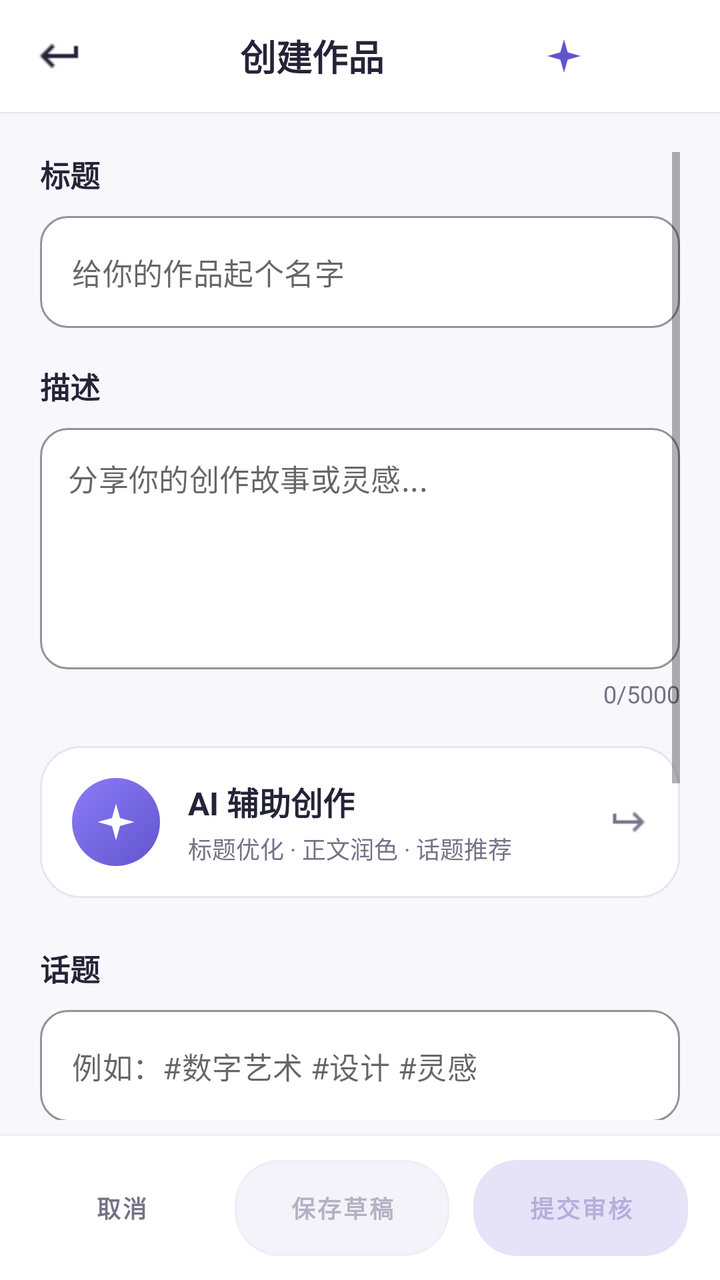
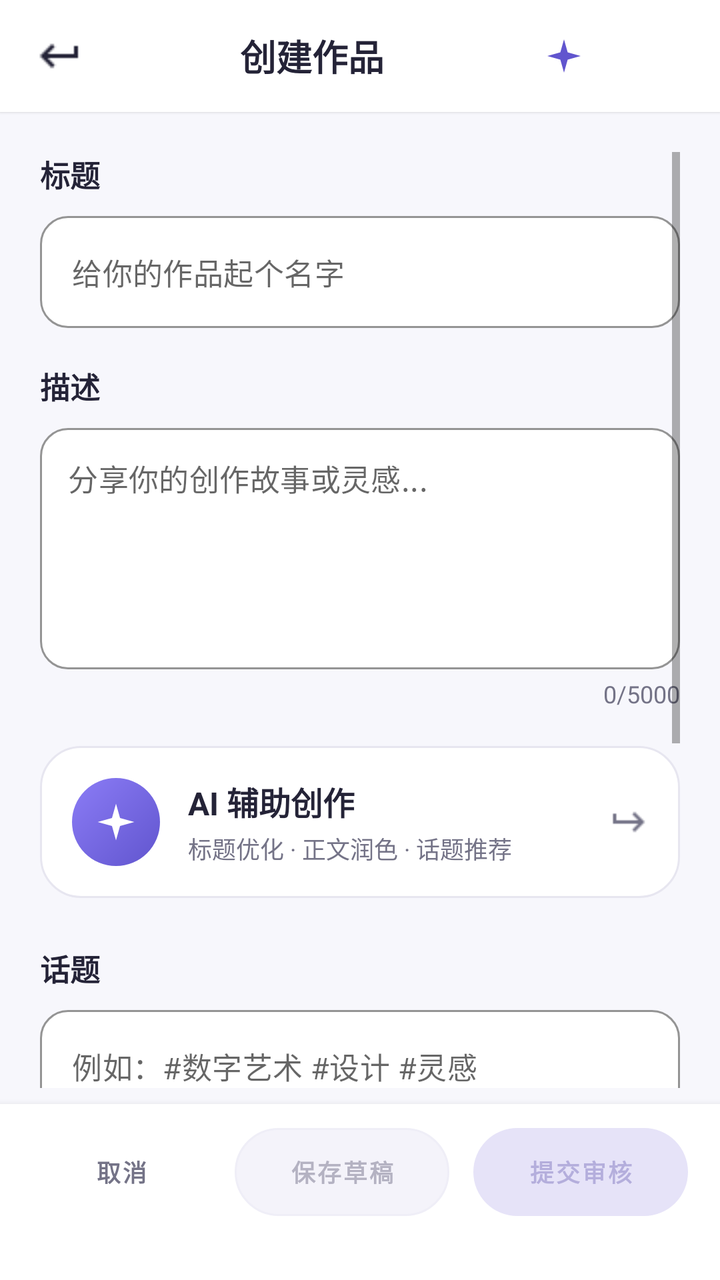

The first picture is an Android layout as it rendered before a commit; the second is the same layout after the commit. The layout source and the unified diff follow.
<!-- AndroidManifest.xml: activity theme Theme.Detail -->
<!-- res/layout/activity_create_work.xml -->
<?xml version="1.0" encoding="utf-8"?>
<LinearLayout xmlns:android="http://schemas.android.com/apk/res/android"
    xmlns:app="http://schemas.android.com/apk/res-auto"
    android:layout_width="match_parent"
    android:layout_height="match_parent"
    android:orientation="vertical"
    android:background="@color/profile_bg">

    
    <LinearLayout
        android:layout_width="match_parent"
        android:layout_height="56dp"
        android:orientation="horizontal"
        android:gravity="center_vertical"
        android:background="@color/profile_surface"
        android:elevation="1dp">

        <ImageView
            android:id="@+id/btn_back"
            android:layout_width="44dp"
            android:layout_height="44dp"
            android:layout_marginStart="8dp"
            android:padding="10dp"
            android:src="@drawable/ic_arrow_back"
            android:contentDescription="@string/back"
            android:background="?attr/selectableItemBackgroundBorderless"
            app:tint="@color/profile_ink" />

        <TextView
            android:id="@+id/create_title"
            android:layout_width="0dp"
            android:layout_height="wrap_content"
            android:layout_weight="1"
            android:text="创建作品"
            android:textSize="18sp"
            android:textStyle="bold"
            android:textColor="@color/profile_ink"
            android:gravity="center" />

        <ImageButton
            android:id="@+id/copilot_entry"
            android:layout_width="44dp"
            android:layout_height="44dp"
            android:layout_marginEnd="4dp"
            android:background="?attr/selectableItemBackgroundBorderless"
            android:contentDescription="@string/copilot_title"
            android:padding="10dp"
            android:src="@drawable/ic_sparkle"
            android:tint="@color/profile_accent" />
        
        <View
            android:layout_width="44dp"
            android:layout_height="44dp"
            android:layout_marginEnd="8dp" />
    </LinearLayout>

    <ScrollView
        android:layout_width="match_parent"
        android:layout_height="0dp"
        android:layout_weight="1"
        android:paddingHorizontal="20dp"
        android:paddingTop="20dp"
        android:paddingBottom="8dp">

        <LinearLayout
            android:layout_width="match_parent"
            android:layout_height="wrap_content"
            android:orientation="vertical">

            
            <TextView
                android:layout_width="match_parent"
                android:layout_height="wrap_content"
                android:text="标题"
                android:textSize="15sp"
                android:textColor="@color/profile_ink"
                android:textStyle="bold"
                android:layout_marginBottom="10dp" />

            <com.google.android.material.textfield.TextInputLayout
                android:layout_width="match_parent"
                android:layout_height="wrap_content"
                android:layout_marginBottom="18dp"
                style="@style/Widget.MaterialComponents.TextInputLayout.OutlinedBox"
                app:hintEnabled="false"
                app:boxBackgroundColor="@color/profile_surface"
                app:boxStrokeColor="@color/profile_border"
                app:boxStrokeWidth="1dp"
                app:boxCornerRadiusTopStart="14dp"
                app:boxCornerRadiusTopEnd="14dp"
                app:boxCornerRadiusBottomStart="14dp"
                app:boxCornerRadiusBottomEnd="14dp">

                <com.google.android.material.textfield.TextInputEditText
                    android:id="@+id/et_title"
                    android:layout_width="match_parent"
                    android:layout_height="wrap_content"
                    android:hint="给你的作品起个名字"
                    android:textColor="@color/profile_ink"
                    android:textSize="15sp"
                    android:maxLines="1"
                    android:singleLine="true" />
            </com.google.android.material.textfield.TextInputLayout>

            
            <TextView
                android:layout_width="match_parent"
                android:layout_height="wrap_content"
                android:text="描述"
                android:textSize="15sp"
                android:textColor="@color/profile_ink"
                android:textStyle="bold"
                android:layout_marginBottom="10dp" />

            <com.google.android.material.textfield.TextInputLayout
                android:layout_width="match_parent"
                android:layout_height="wrap_content"
                style="@style/Widget.MaterialComponents.TextInputLayout.OutlinedBox"
                app:hintEnabled="false"
                app:boxBackgroundColor="@color/profile_surface"
                app:boxStrokeColor="@color/profile_border"
                app:boxStrokeWidth="1dp"
                app:boxCornerRadiusTopStart="14dp"
                app:boxCornerRadiusTopEnd="14dp"
                app:boxCornerRadiusBottomStart="14dp"
                app:boxCornerRadiusBottomEnd="14dp">

                <com.google.android.material.textfield.TextInputEditText
                    android:id="@+id/et_description"
                    android:layout_width="match_parent"
                    android:layout_height="wrap_content"
                    android:minLines="5"
                    android:hint="分享你的创作故事或灵感..."
                    android:textColor="@color/profile_ink"
                    android:textSize="15sp"
                    android:gravity="top"
                    android:padding="14dp"
                    android:inputType="textMultiLine" />
            </com.google.android.material.textfield.TextInputLayout>

            
            <TextView
                android:id="@+id/tv_char_count"
                android:layout_width="match_parent"
                android:layout_height="wrap_content"
                android:text="0/5000"
                android:textSize="12sp"
                android:textColor="@color/profile_muted"
                android:gravity="end"
                android:layout_marginTop="4dp"
                android:layout_marginBottom="18dp" />

            <TextView
                android:id="@+id/creation_status"
                android:layout_width="match_parent"
                android:layout_height="wrap_content"
                android:padding="12dp"
                android:accessibilityLiveRegion="polite"
                android:textColor="@color/profile_muted"
                android:visibility="gone" />

            
            <LinearLayout
                android:id="@+id/creation_assist"
                android:layout_width="match_parent"
                android:layout_height="wrap_content"
                android:orientation="horizontal"
                android:gravity="center_vertical"
                android:background="@drawable/bg_ai_entry_card"
                android:foreground="?attr/selectableItemBackground"
                android:clickable="true"
                android:focusable="true"
                android:padding="16dp">

                <FrameLayout
                    android:layout_width="44dp"
                    android:layout_height="44dp"
                    android:background="@drawable/bg_ai_icon_circle">

                    <ImageView
                        android:layout_width="22dp"
                        android:layout_height="22dp"
                        android:layout_gravity="center"
                        android:src="@drawable/ic_sparkle"
                        android:contentDescription="@string/ai_creation_title" />
                </FrameLayout>

                <LinearLayout
                    android:layout_width="0dp"
                    android:layout_height="wrap_content"
                    android:layout_weight="1"
                    android:orientation="vertical"
                    android:layout_marginStart="14dp">

                    <TextView
                        android:layout_width="wrap_content"
                        android:layout_height="wrap_content"
                        android:text="@string/ai_creation_title"
                        android:textSize="16sp"
                        android:textStyle="bold"
                        android:textColor="@color/profile_ink" />

                    <TextView
                        android:layout_width="wrap_content"
                        android:layout_height="wrap_content"
                        android:layout_marginTop="3dp"
                        android:text="@string/ai_creation_entry_subtitle"
                        android:textSize="12sp"
                        android:textColor="@color/profile_muted" />
                </LinearLayout>

                <ImageView
                    android:layout_width="20dp"
                    android:layout_height="20dp"
                    android:rotationY="180"
                    android:src="@drawable/ic_arrow_back"
                    app:tint="@color/profile_muted"
                    android:contentDescription="@string/back" />
            </LinearLayout>

            <TextView
                android:id="@+id/creation_assist_status"
                android:layout_width="match_parent"
                android:layout_height="wrap_content"
                android:layout_marginTop="10dp"
                android:paddingStart="14dp"
                android:paddingEnd="14dp"
                android:paddingTop="10dp"
                android:paddingBottom="10dp"
                android:background="@drawable/bg_status_soft"
                android:accessibilityLiveRegion="polite"
                android:textSize="12sp"
                android:textColor="@color/profile_accent"
                android:visibility="gone" />

            
            <TextView
                android:id="@+id/creation_assist_stream"
                android:layout_width="match_parent"
                android:layout_height="wrap_content"
                android:layout_marginTop="8dp"
                android:padding="12dp"
                android:background="@drawable/edittext_rounded_bg"
                android:textSize="14sp"
                android:textColor="@color/profile_ink"
                android:lineSpacingExtra="4dp"
                android:visibility="gone" />

            
            <LinearLayout
                android:layout_width="match_parent"
                android:layout_height="wrap_content"
                android:layout_marginTop="6dp"
                android:layout_marginBottom="18dp"
                android:orientation="horizontal">

                <Button
                    android:id="@+id/creation_assist_refine"
                    android:layout_width="0dp"
                    android:layout_height="40dp"
                    android:layout_weight="1"
                    android:background="@android:color/transparent"
                    android:text="继续修改"
                    android:textAllCaps="false"
                    android:textColor="@color/profile_accent"
                    android:textSize="12sp"
                    android:textStyle="bold"
                    android:visibility="gone" />

                <Button
                    android:id="@+id/creation_retry"
                    android:layout_width="0dp"
                    android:layout_height="40dp"
                    android:layout_weight="1"
                    android:background="@android:color/transparent"
                    android:text="@string/creation_retry_read"
                    android:textAllCaps="false"
                    android:textColor="@color/profile_accent"
                    android:textSize="12sp"
                    android:textStyle="bold"
                    android:visibility="gone" />

                <Button
                    android:id="@+id/creation_my_works"
                    android:layout_width="0dp"
                    android:layout_height="40dp"
                    android:layout_weight="1"
                    android:background="@android:color/transparent"
                    android:text="@string/creation_check_my_works"
                    android:textAllCaps="false"
                    android:textColor="@color/profile_accent"
                    android:textSize="12sp"
                    android:textStyle="bold"
                    android:visibility="gone" />

                <Button
                    android:id="@+id/creation_assist_cancel"
                    android:layout_width="0dp"
                    android:layout_height="40dp"
                    android:layout_weight="1"
                    android:background="@android:color/transparent"
                    android:text="停止生成"
                    android:textAllCaps="false"
                    android:textColor="@color/profile_muted"
                    android:textSize="12sp"
                    android:visibility="gone" />
            <com.google.android.material.button.MaterialButton
                android:id="@+id/creation_assist_undo"
                style="@style/Widget.MaterialComponents.Button.TextButton"
                android:layout_width="wrap_content" android:layout_height="wrap_content"
                android:text="@string/ai_creation_undo" android:visibility="gone" />
            </LinearLayout>

            
            <TextView
                android:layout_width="match_parent"
                android:layout_height="wrap_content"
                android:text="话题"
                android:textSize="15sp"
                android:textColor="@color/profile_ink"
                android:textStyle="bold"
                android:layout_marginBottom="10dp" />

            <com.google.android.material.textfield.TextInputLayout
                android:layout_width="match_parent"
                android:layout_height="wrap_content"
                android:layout_marginBottom="18dp"
                style="@style/Widget.MaterialComponents.TextInputLayout.OutlinedBox"
                app:hintEnabled="false"
                app:boxBackgroundColor="@color/profile_surface"
                app:boxStrokeColor="@color/profile_border"
                app:boxStrokeWidth="1dp"
                app:boxCornerRadiusTopStart="14dp"
                app:boxCornerRadiusTopEnd="14dp"
                app:boxCornerRadiusBottomStart="14dp"
                app:boxCornerRadiusBottomEnd="14dp">

                <com.google.android.material.textfield.TextInputEditText
                    android:id="@+id/et_hashtags"
                    android:layout_width="match_parent"
                    android:layout_height="wrap_content"
                    android:hint="例如：#数字艺术 #设计 #灵感"
                    android:textColor="@color/profile_ink"
                    android:textSize="15sp"
                    android:maxLines="2" />
            </com.google.android.material.textfield.TextInputLayout>

            
            <TextView
                android:layout_width="match_parent"
                android:layout_height="wrap_content"
                android:text="添加媒体"
                android:textSize="15sp"
                android:textColor="@color/profile_ink"
                android:textStyle="bold"
                android:layout_marginBottom="10dp" />

            <LinearLayout
                android:layout_width="match_parent"
                android:layout_height="wrap_content"
                android:orientation="horizontal"
                android:layout_marginBottom="12dp">

                <com.google.android.material.button.MaterialButton
                    android:id="@+id/btn_add_image"
                    android:layout_width="0dp"
                    android:layout_height="74dp"
                    android:layout_weight="1"
                    android:layout_marginEnd="8dp"
                    style="@style/Widget.MaterialComponents.Button.OutlinedButton"
                    android:background="@drawable/bg_add_media_tile"
                    app:backgroundTint="@null"
                    app:icon="@drawable/plus"
                    app:iconTint="@color/profile_accent"
                    android:text="添加图片"
                    android:textAllCaps="false"
                    android:textColor="@color/profile_accent"
                    android:textSize="14sp"
                    android:textStyle="bold" />

                <com.google.android.material.button.MaterialButton
                    android:id="@+id/btn_add_video"
                    android:layout_width="0dp"
                    android:layout_height="74dp"
                    android:layout_weight="1"
                    android:layout_marginStart="8dp"
                    style="@style/Widget.MaterialComponents.Button.OutlinedButton"
                    android:background="@drawable/bg_add_media_tile"
                    app:backgroundTint="@null"
                    app:icon="@drawable/plus"
                    app:iconTint="@color/profile_accent"
                    android:text="添加视频"
                    android:textAllCaps="false"
                    android:textColor="@color/profile_accent"
                    android:textSize="14sp"
                    android:textStyle="bold" />
            </LinearLayout>

            
            <LinearLayout
                android:id="@+id/media_preview_container"
                android:layout_width="match_parent"
                android:layout_height="wrap_content"
                android:orientation="horizontal"
                android:layout_marginBottom="6dp"
                android:minHeight="96dp" />

            
            <TextView
                android:id="@+id/tv_media_count"
                android:layout_width="match_parent"
                android:layout_height="wrap_content"
                android:text="0 张图片"
                android:textSize="12sp"
                android:textColor="@color/profile_muted"
                android:layout_marginBottom="24dp" />
        </LinearLayout>
    </ScrollView>

    
    <LinearLayout
        android:layout_width="match_parent"
        android:layout_height="wrap_content"
        android:orientation="horizontal"
        android:gravity="center_vertical"
        android:background="@color/profile_surface"
        android:elevation="6dp"
        android:paddingHorizontal="16dp"
        android:paddingVertical="12dp">

        <Button
            android:id="@+id/btn_cancel"
            android:layout_width="0dp"
            android:layout_height="48dp"
            android:layout_weight="1"
            android:layout_marginEnd="8dp"
            android:background="@android:color/transparent"
            android:text="取消"
            android:textAllCaps="false"
            android:textColor="@color/btn_ghost_text"
            android:textSize="12sp"
            android:textStyle="bold"
            android:maxLines="1"
            android:minWidth="0dp"
            android:paddingHorizontal="6dp"
            android:autoSizeTextType="uniform"
            android:autoSizeMinTextSize="9sp"
            android:autoSizeMaxTextSize="12sp"
            android:autoSizeStepGranularity="1sp" />

        <Button
            android:id="@+id/btn_save"
            android:layout_width="0dp"
            android:layout_height="48dp"
            android:layout_weight="1.2"
            android:layout_marginHorizontal="4dp"
            android:background="@drawable/bg_button_secondary"
            app:backgroundTint="@null"
            android:text="保存草稿"
            android:textAllCaps="false"
            android:textColor="@color/btn_secondary_text"
            android:textSize="12sp"
            android:textStyle="bold"
            android:maxLines="1"
            android:minWidth="0dp"
            android:paddingHorizontal="6dp"
            android:autoSizeTextType="uniform"
            android:autoSizeMinTextSize="9sp"
            android:autoSizeMaxTextSize="12sp"
            android:autoSizeStepGranularity="1sp"
            android:enabled="false" />

        <Button
            android:id="@+id/btn_publish"
            android:layout_width="0dp"
            android:layout_height="48dp"
            android:layout_weight="1.2"
            android:layout_marginStart="8dp"
            android:background="@drawable/bg_button_primary"
            app:backgroundTint="@null"
            android:text="提交审核"
            android:textAllCaps="false"
            android:textColor="@color/btn_primary_text"
            android:textSize="12sp"
            android:textStyle="bold"
            android:maxLines="1"
            android:minWidth="0dp"
            android:paddingHorizontal="6dp"
            android:autoSizeTextType="uniform"
            android:autoSizeMinTextSize="9sp"
            android:autoSizeMaxTextSize="12sp"
            android:autoSizeStepGranularity="1sp"
            android:enabled="false" />
    </LinearLayout>
</LinearLayout>
<!-- resources referenced by this layout -->
<resources>
  <color name="profile_accent">#6155CE</color>
  <color name="profile_bg">#F7F7FC</color>
  <color name="profile_border">#E7E6F0</color>
  <color name="profile_ink">#242337</color>
  <color name="profile_muted">#747387</color>
  <color name="profile_surface">#FFFFFF</color>
  <!-- drawable bg_ai_entry_card (drawable) -->
  <?xml version="1.0" encoding="utf-8"?>
  <shape xmlns:android="http://schemas.android.com/apk/res/android"
      android:shape="rectangle">
      <solid android:color="@color/profile_surface" />
      <stroke android:width="1dp" android:color="@color/profile_border" />
      <corners android:radius="20dp" />
  </shape>
  <!-- drawable bg_ai_icon_circle (drawable) -->
  <?xml version="1.0" encoding="utf-8"?>
  <shape xmlns:android="http://schemas.android.com/apk/res/android"
      android:shape="oval">
      <gradient
          android:startColor="@color/profile_accent"
          android:endColor="#8B7CF6"
          android:angle="135" />
  </shape>
  <!-- drawable bg_button_primary (drawable) -->
  <?xml version="1.0" encoding="utf-8"?>
  <selector xmlns:android="http://schemas.android.com/apk/res/android">
      <item android:state_enabled="true">
          <shape android:shape="rectangle">
              <solid android:color="@color/profile_accent" />
              <corners android:radius="@dimen/radius_pill" />
          </shape>
      </item>
      <item>
          <shape android:shape="rectangle">
              <solid android:color="#E6E3F8" />
              <corners android:radius="@dimen/radius_pill" />
          </shape>
      </item>
  </selector>
  <!-- drawable bg_status_soft (drawable) -->
  <?xml version="1.0" encoding="utf-8"?>
  <shape xmlns:android="http://schemas.android.com/apk/res/android"
      android:shape="rectangle">
      <solid android:color="@color/profile_soft" />
      <corners android:radius="12dp" />
  </shape>
  <!-- drawable edittext_rounded_bg (drawable) -->
  <?xml version="1.0" encoding="utf-8"?>
  <shape xmlns:android="http://schemas.android.com/apk/res/android"
      android:shape="rectangle">
      <solid android:color="@color/gray_100" />
      <corners android:radius="16dp" /> 
      <stroke
          android:width="1dp"
          android:color="@color/gray_300" />
  </shape>
  <!-- drawable ic_sparkle (drawable) -->
  <?xml version="1.0" encoding="utf-8"?>
  <vector xmlns:android="http://schemas.android.com/apk/res/android"
      android:width="20dp"
      android:height="20dp"
      android:viewportWidth="24"
      android:viewportHeight="24">
      <path
          android:fillColor="#FFFFFF"
          android:pathData="M12,2 L14.2,9.8 L22,12 L14.2,14.2 L12,22 L9.8,14.2 L2,12 L9.8,9.8 Z" />
  </vector>
  <string name="ai_creation_entry_subtitle">标题优化 · 正文润色 · 话题推荐</string>
  <string name="ai_creation_title">AI 辅助创作</string>
  <string name="ai_creation_undo">撤销本次采纳</string>
  <string name="back">返回</string>
  <string name="copilot_title">AI 助手</string>
  <string name="creation_check_my_works">查看我的作品</string>
  <string name="creation_retry_read">重新核对作品状态</string>
  <style name="Theme.Detail" parent="Theme.MaterialComponents.DayNight.NoActionBar">
          
          <item name="android:statusBarColor">@android:color/transparent</item>
          <item name="android:windowLightStatusBar">true</item>
  
          
          <item name="android:navigationBarColor">@color/white</item>
  
          
          <item name="android:windowBackground">@color/white</item>
          <item name="android:windowTranslucentStatus">true</item>
  
          
          <item name="materialButtonStyle">@style/Widget.MaterialComponents.Button</item>
      </style>
  <dimen name="radius_pill">22dp</dimen>
  <color name="profile_soft">#EFEDFF</color>
  <color name="gray_100">#FFF5F5F5</color>
  <color name="gray_300">#FFE0E0E0</color>
  <color name="white">#FFFFFFFF</color>
  <!-- unchanged entries left out for length: 4 -->
</resources>

<!-- the commit's change to res/layout/activity_create_work.xml (unified diff, before → after) -->
@@ -419,6 +419,7 @@
 
     
     <LinearLayout
+        android:id="@+id/bottom_actions"
         android:layout_width="match_parent"
         android:layout_height="wrap_content"
         android:orientation="horizontal"
@@ -426,12 +427,13 @@
         android:background="@color/profile_surface"
         android:elevation="6dp"
         android:paddingHorizontal="16dp"
-        android:paddingVertical="12dp">
+        android:paddingTop="12dp"
+        android:paddingBottom="32dp">
 
         <Button
             android:id="@+id/btn_cancel"
             android:layout_width="0dp"
-            android:layout_height="48dp"
+            android:layout_height="44dp"
             android:layout_weight="1"
             android:layout_marginEnd="8dp"
             android:background="@android:color/transparent"
@@ -451,7 +453,7 @@
         <Button
             android:id="@+id/btn_save"
             android:layout_width="0dp"
-            android:layout_height="48dp"
+            android:layout_height="44dp"
             android:layout_weight="1.2"
             android:layout_marginHorizontal="4dp"
             android:background="@drawable/bg_button_secondary"
@@ -473,7 +475,7 @@
         <Button
             android:id="@+id/btn_publish"
             android:layout_width="0dp"
-            android:layout_height="48dp"
+            android:layout_height="44dp"
             android:layout_weight="1.2"
             android:layout_marginStart="8dp"
             android:background="@drawable/bg_button_primary"
